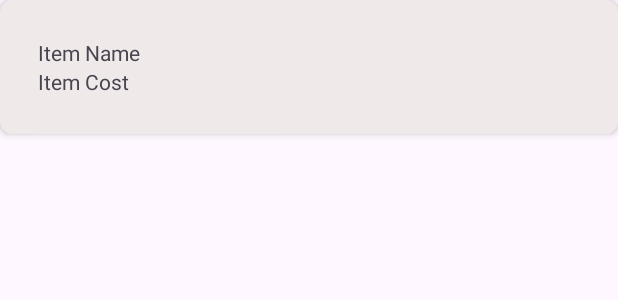
After one commit to joshbodunrin/RoomateShopping, an Android app: the layout item.xml on its own in the app's theme, with its tools: preview values and no code run, on a phone screen of 412 x 824 dp. The commit adds this screen. Shown: the top 300 px of the screen. Run offline under Robolectric (Android 15) with nearby library versions, the phone set to English and light mode, and no system bars.

Commit message:
Added the RecyclerAdapter for the list and some design for items

```diff
--- /dev/null
+++ b/app/src/main/res/layout/item.xml
@@ -0,0 +1,38 @@
+<?xml version="1.0" encoding="utf-8"?>
+<LinearLayout xmlns:android="http://schemas.android.com/apk/res/android"
+    xmlns:app="http://schemas.android.com/apk/res-auto"
+    android:layout_width="match_parent"
+    android:layout_height="match_parent"
+    android:orientation="vertical">
+
+    <androidx.cardview.widget.CardView
+        android:id="@+id/card_view"
+        android:layout_width="match_parent"
+        android:layout_height="wrap_content"
+        android:layout_gravity="center"
+        android:layout_marginBottom="10dp"
+        app:cardBackgroundColor="#EFE9E9"
+        app:cardCornerRadius="8dp"
+        app:cardElevation="3dp"
+        app:cardMaxElevation="3dp"
+        app:contentPadding="25dp">
+
+        <LinearLayout
+            android:layout_width="match_parent"
+            android:layout_height="wrap_content"
+            android:orientation="vertical">
+
+            <TextView
+                android:id="@+id/itemName"
+                android:layout_width="match_parent"
+                android:layout_height="wrap_content"
+                android:text="Item Name" />
+
+            <TextView
+                android:id="@+id/itemCost"
+                android:layout_width="match_parent"
+                android:layout_height="wrap_content"
+                android:text="Item Cost" />
+        </LinearLayout>
+    </androidx.cardview.widget.CardView>
+</LinearLayout>
```
Also changed, not shown: app/src/main/java/edu/uga/cs/roomateshopping/ItemListRecyclerAdapter.java (added, +81 -0 lines), app/src/main/java/edu/uga/cs/roomateshopping/ReviewJobLeads.java (added, +7 -0 lines), app/src/main/java/edu/uga/cs/roomateshopping/ShoppingActivity.java (+8 -2 lines), app/src/main/java/edu/uga/cs/roomateshopping/ShoppingList.java (deleted, +0 -8 lines).
